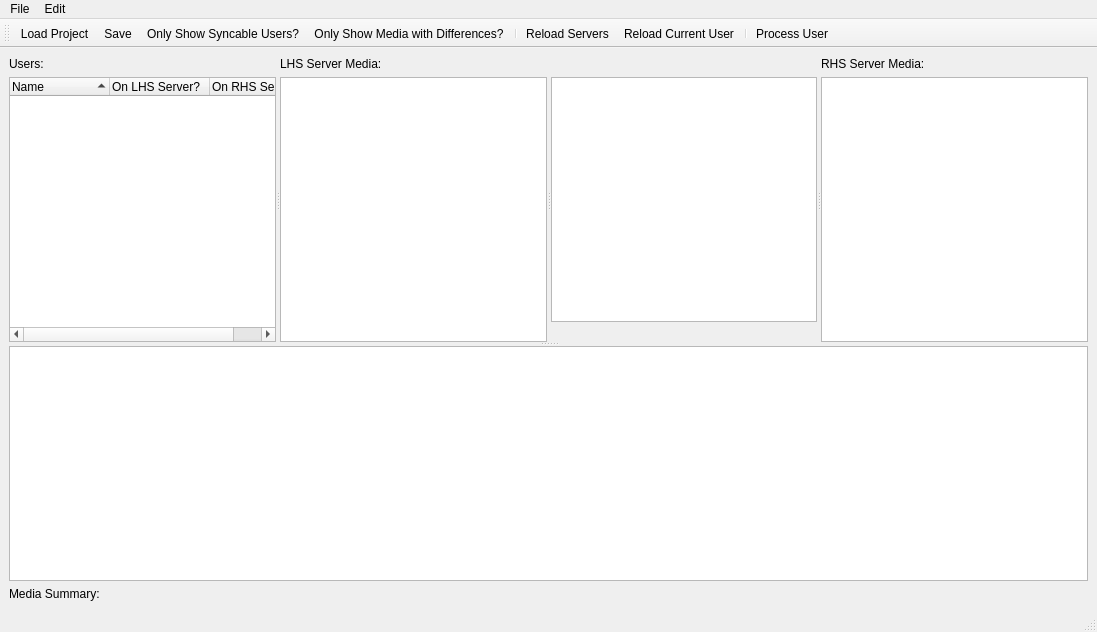
Qt form UI/MainWindow.ui (towel42-com/EmbySync) before a commit.
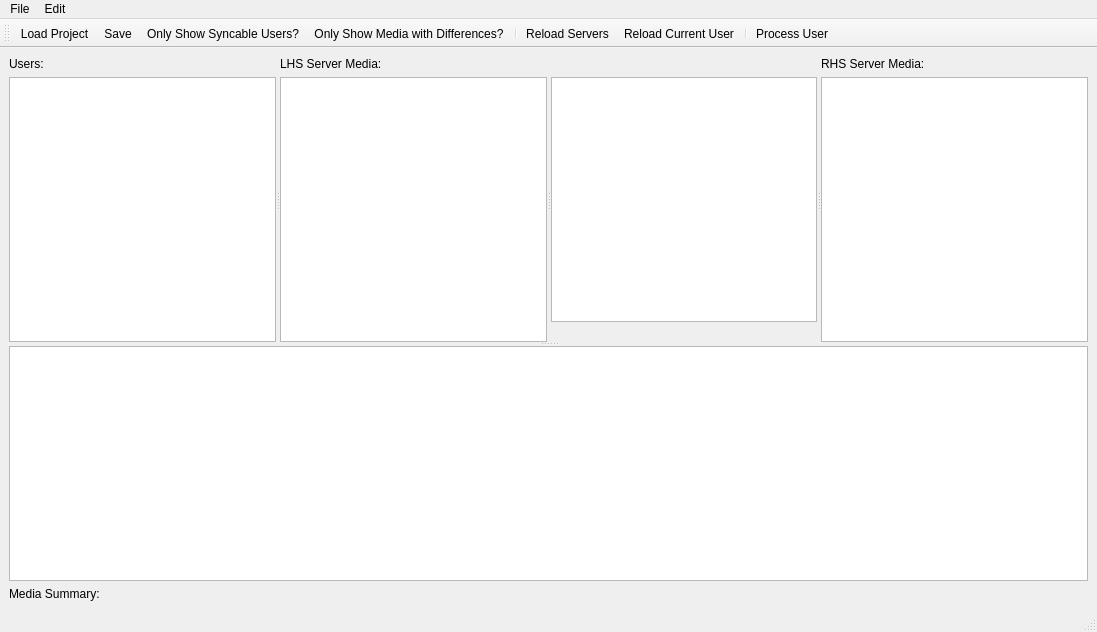
The same form after that commit. Icons and pictures are not drawn.

Commit message: Get Provider IDs when getting played items Move user system to a model

```diff
--- a/UI/MainWindow.ui
+++ b/UI/MainWindow.ui
@@ -34,28 +34,13 @@
           </widget>
          </item>
          <item>
-          <widget class="QTreeWidget" name="users">
+          <widget class="QTreeView" name="users">
            <property name="alternatingRowColors">
             <bool>true</bool>
            </property>
            <property name="sortingEnabled">
             <bool>true</bool>
            </property>
-           <column>
-            <property name="text">
-             <string>Name</string>
-            </property>
-           </column>
-           <column>
-            <property name="text">
-             <string>On LHS Server?</string>
-            </property>
-           </column>
-           <column>
-            <property name="text">
-             <string>On RHS Server?</string>
-            </property>
-           </column>
           </widget>
          </item>
         </layout>
```
Left out of the diff: 6 changed lines with no effect on the pictures. The commit also changes 13 other files.
